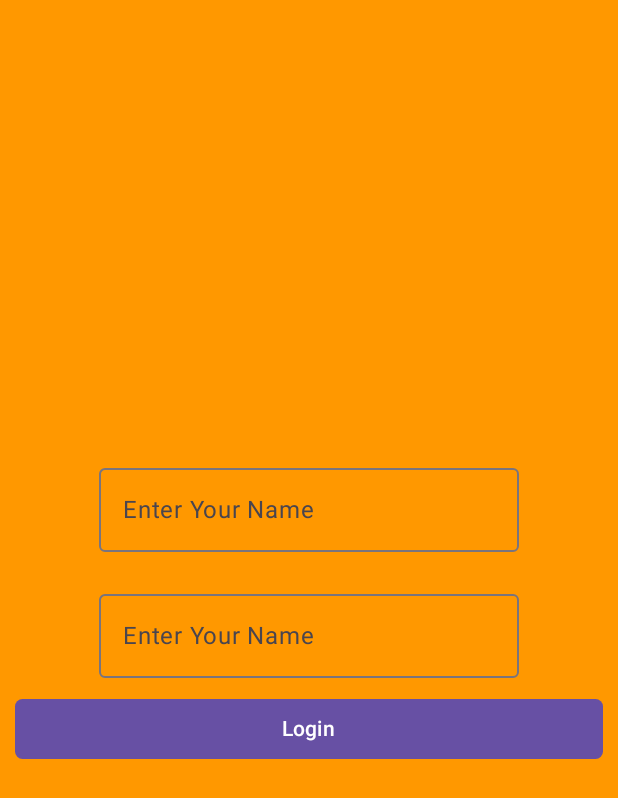
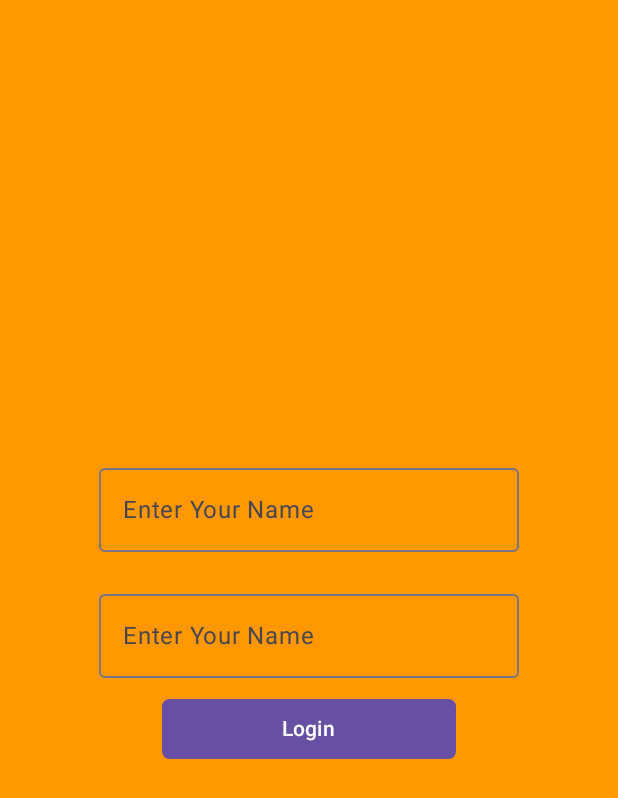
Before and after one commit to siba-x-prasad/ComposePlayground, an Android app built with Jetpack Compose: the @Preview function LoginPreview, on a phone screen of 412 x 824 dp. Shown: the top 798 px of the screen. Run offline under Robolectric (Android 15) with nearby library versions, the phone set to English and light mode, and no system bars.

```diff
--- a/app/src/main/java/com/swasi/composeplayground/play/LoginScreen.kt
+++ b/app/src/main/java/com/swasi/composeplayground/play/LoginScreen.kt
@@ -26,11 +26,12 @@ fun LoginScreen() {
         OutLineTextField()
         AppButton(title = "Login", onClick = {
             Toast.makeText(context, "asdasd", Toast.LENGTH_SHORT).show()
-        }, modifier = Modifier.fillMaxWidth())
+        }, modifier = Modifier.fillMaxWidth(0.5f))
     }
 }
 
-@Preview(name = "LoginScreenPreview", device = "spec:width=411dp,height=891dp",
+@Preview(name = "LoginScreenPreview",
+    device = "spec:width=411dp,height=891dp",
     backgroundColor = 0xFFFF9800
 )
 @Composable
```
Also changed, not shown: app/src/main/java/com/swasi/composeplayground/componentimplementations/TextViewScreen.kt (deleted, +0 -10 lines), 2 other files.
